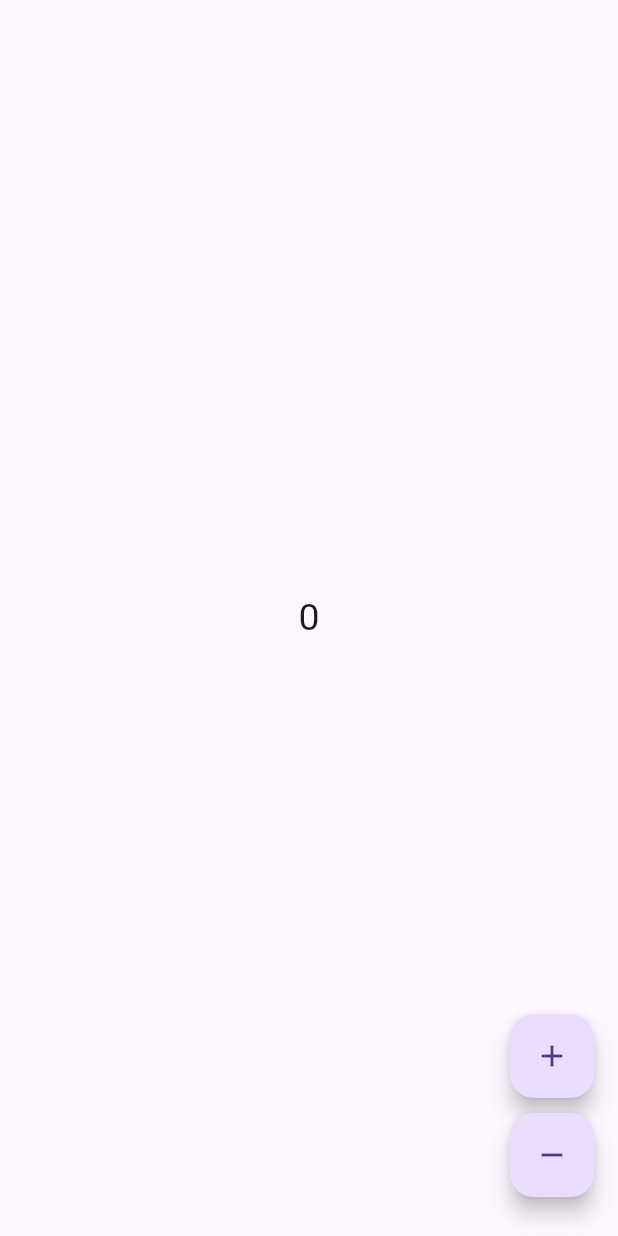
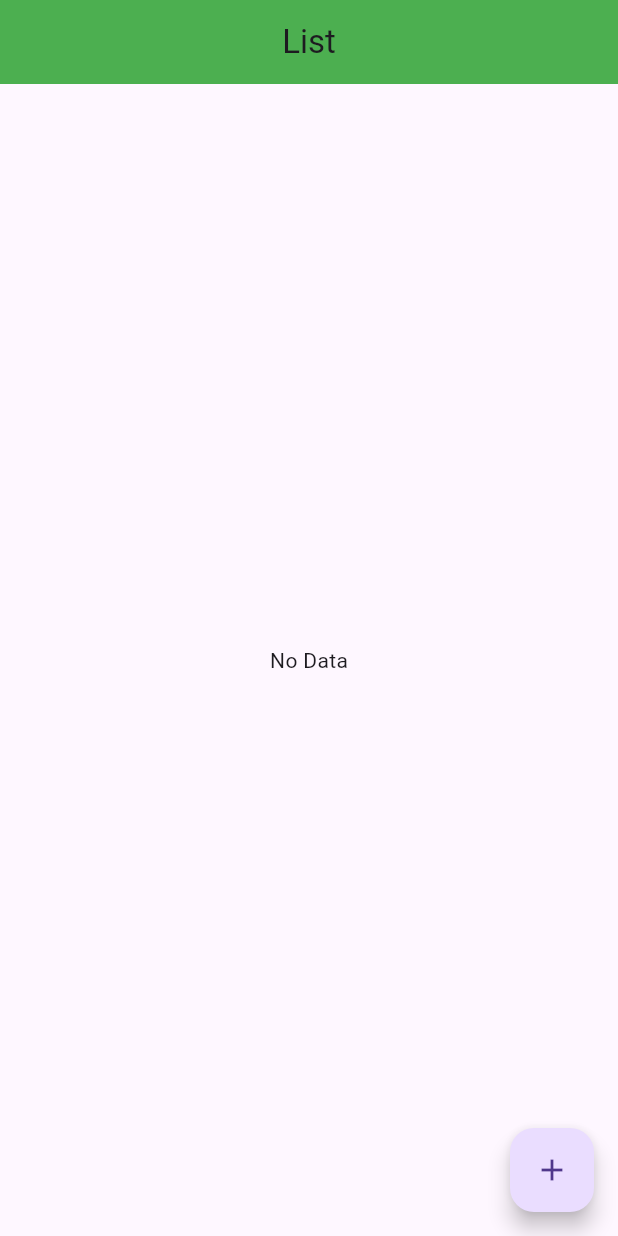
Before and after one commit to ritik453rr/flutter_practical_provider_demo, a Flutter app: the screen it shows after launch, on a phone screen of 412 x 824 dp. Run offline on Flutter 3.47's test engine with Material 3 defaults, Android fonts, the phone set to English and light mode, and no system bars.

Commit message:
Initial Commit

```diff
--- a/lib/counter/counter_provider.dart
+++ b/lib/counter/counter_provider.dart
@@ -19,4 +19,5 @@ class CounterProvider extends ChangeNotifier {
       notifyListeners();
     }
   }
+
 }
--- a/lib/counter/counter_view.dart
+++ b/lib/counter/counter_view.dart
@@ -7,11 +7,11 @@ class CounterView extends StatelessWidget {
 
   @override
   Widget build(BuildContext context) {
-    print("build called");
     return Scaffold(
       floatingActionButton: Column(
         mainAxisSize: MainAxisSize.min,
         children: [
+          /// Increment Buttom
           FloatingActionButton(
             onPressed: () {
               // Provider.of<CounterProvider>(context,listen: false).increment();
@@ -19,6 +19,8 @@ class CounterView extends StatelessWidget {
             },
             child: const Icon(Icons.add),
           ),
+
+          /// Decrement Button
           Padding(
             padding: const EdgeInsets.symmetric(vertical: 10),
             child: FloatingActionButton(
@@ -31,11 +33,14 @@ class CounterView extends StatelessWidget {
           ),
         ],
       ),
-      body: Center(
+      body:
+
+          /// Counter
+          Center(
         child: Consumer<CounterProvider>(
           builder: (context, counterProvider, child) => Text(
-            '${counterProvider.getCount()}',
-            //'${context.watch<CounterProvider>().getCount()}',
+            //'${counterProvider.getCount()}',
+            '${context.watch<CounterProvider>().getCount()}',
             style: const TextStyle(fontSize: 25),
           ),
         ),
--- a/lib/counter/list_map_provider.dart
+++ /dev/null
@@ -1,5 +0,0 @@
-import 'package:flutter/material.dart';
-
-class ListMapProvider extends ChangeNotifier{
-
-}
--- /dev/null
+++ b/lib/list/list_page.dart
@@ -0,0 +1,75 @@
+import 'package:flutter/material.dart';
+import 'package:provider/provider.dart';
+import 'package:provider_demo/list/add_data/add_data_view.dart';
+import 'package:provider_demo/list/list_provider.dart';
+
+class ListPage extends StatelessWidget {
+  const ListPage({super.key});
+
+  @override
+  Widget build(BuildContext context) {
+    return Scaffold(
+      appBar: AppBar(
+        title: const Text("List"),
+        centerTitle: true,
+        backgroundColor: Colors.green,
+        surfaceTintColor: Colors.green,
+      ),
+      floatingActionButton: FloatingActionButton(
+        onPressed: () {
+          Navigator.push(context,
+              MaterialPageRoute(builder: (context) => const AddDataView()));
+        },
+        child: const Icon(Icons.add),
+      ),
+      body: Consumer<ListProvider>(
+        builder: (context, listProvider, child) {
+          var allData = listProvider.getData();
+          return allData.isNotEmpty
+              ? ListView.builder(
+                  itemCount: allData.length,
+                  itemBuilder: (BuildContext context, int index) {
+                    return ListTile(
+                      title: Text('${allData[index]['name']}'),
+                      subtitle: Text('${allData[index]['contact']}'),
+                      trailing: SizedBox(
+                        width: 80,
+                        child: Row(
+                          children: [
+                            /// Edit.....
+                            IconButton(
+                              onPressed: () {
+                                context.read<ListProvider>().updataData(
+                                  {
+                                    "name": "vashu",
+                                    "contact": 9678987744,
+                                  },
+                                  index,
+                                );
+                              },
+                              icon: const Icon(Icons.edit),
+                            ),
+
+                            /// Delete
+                            IconButton(
+                              onPressed: () {
+                                context.read<ListProvider>().deleteData(index);
+                              },
+                              icon: const Icon(
+                                Icons.delete,
+                                color: Colors.red,
+                              ),
+                              padding: EdgeInsets.zero,
+                            ),
+                          ],
+                        ),
+                      ),
+                    );
+                  },
+                )
+              : const Center(child: Text("No Data"));
+        },
+      ),
+    );
+  }
+}
--- /dev/null
+++ b/lib/list/list_provider.dart
@@ -0,0 +1,26 @@
+import 'package:flutter/material.dart';
+
+class ListProvider extends ChangeNotifier {
+  final List<Map<String, dynamic>> _mData = [];
+
+  /// Add data to list
+  void addData(Map<String, dynamic> data) {
+    _mData.add(data);
+    notifyListeners();
+  }
+
+  /// Get list data
+  List<Map<String, dynamic>> getData() => _mData;
+
+  /// Update data
+  void updataData(Map<String, dynamic> udatedData, int index) {
+    _mData[index] = udatedData;
+    notifyListeners();
+  }
+
+  /// Delete data
+  void deleteData(int index) {
+    _mData.removeAt(index);
+    notifyListeners();
+  }
+}
--- a/lib/main.dart
+++ b/lib/main.dart
@@ -2,6 +2,8 @@ import 'package:flutter/material.dart';
 import 'package:provider/provider.dart';
 import 'package:provider_demo/counter/counter_provider.dart';
 import 'package:provider_demo/counter/counter_view.dart';
+import 'package:provider_demo/list/list_page.dart';
+import 'package:provider_demo/list/list_provider.dart';
 
 void main() {
   runApp(const MyApp());
@@ -12,15 +14,14 @@ class MyApp extends StatelessWidget {
 
   @override
   Widget build(BuildContext context) {
-    return MaterialApp(
-      debugShowCheckedModeBanner: false,
-      home: MultiProvider(
-        providers: [
-          ChangeNotifierProvider(
-            create: (context) => CounterProvider(),
-          ),
-        ],
-        child: const CounterView(),
+    return MultiProvider(
+      providers: [
+        ChangeNotifierProvider(create: (context) => CounterProvider()),
+        ChangeNotifierProvider(create: (context) => ListProvider()),
+      ],
+      child: const MaterialApp(
+        debugShowCheckedModeBanner: false,
+        home: ListPage(),
       ),
     );
   }
```
Also changed, not shown: lib/list/add_data/add_data_view.dart (added, +31 -0 lines).
